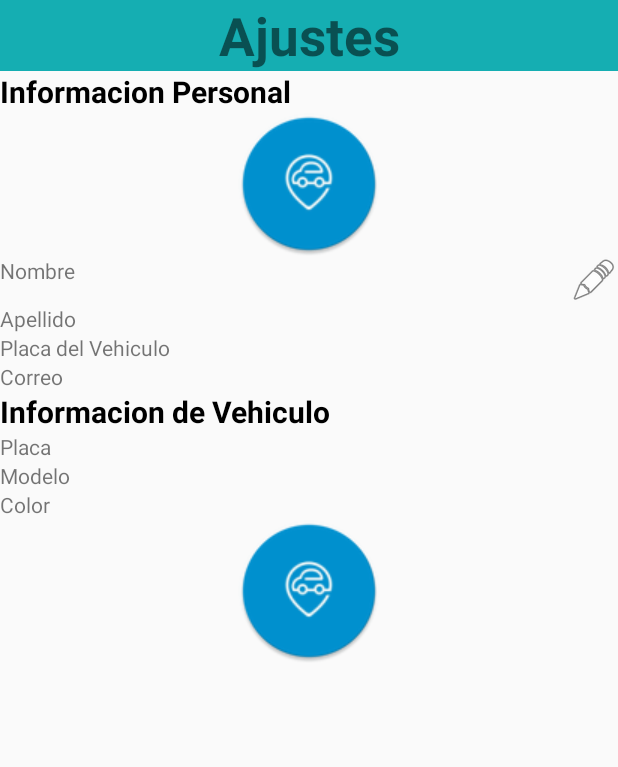
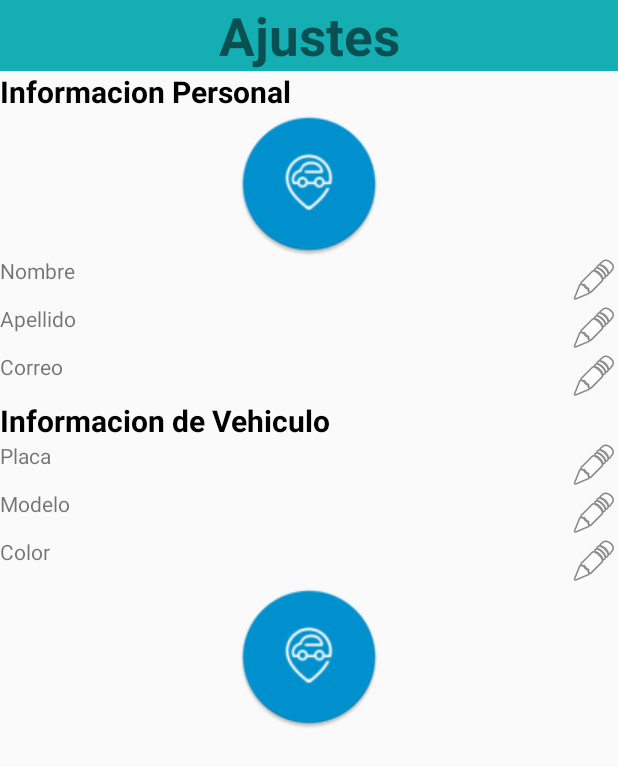
Before and after one commit to josecaros/CopCar, an Android app: the AjustesUsuario screen opened directly, with no data from a screen before it, on a phone screen of 412 x 824 dp. Shown: the top 767 px of the screen. Run offline under Robolectric (Android 15) with nearby library versions, the phone set to English and light mode, and no system bars.

Commit message:
Nueva vista añadida

```diff
--- a/app/src/main/res/layout/activity_ajustes_usuario.xml
+++ b/app/src/main/res/layout/activity_ajustes_usuario.xml
@@ -18,8 +18,13 @@
         android:textSize="35dp"
         android:background="@color/main_top"
         />
-
-
+    <ScrollView
+        android:layout_width="match_parent"
+        android:layout_height="match_parent">
+        <LinearLayout
+            android:layout_width="match_parent"
+            android:layout_height="match_parent"
+            android:orientation="vertical">
             <TextView
                 android:id="@+id/textView7"
                 android:layout_width="match_parent"
@@ -45,19 +50,15 @@
                 android:id="@+id/textView3"
                 android:layout_width="match_parent"
                 android:layout_height="wrap_content"
-        android:text="Apellido" />
-
-    <TextView
-        android:id="@+id/textView4"
-        android:layout_width="match_parent"
-        android:layout_height="wrap_content"
-        android:text="Placa del Vehiculo" />
+                android:text="Apellido"
+                android:drawableRight="@android:drawable/ic_menu_edit"/>
 
             <TextView
                 android:id="@+id/textView5"
                 android:layout_width="match_parent"
                 android:layout_height="wrap_content"
-        android:text="Correo" />
+                android:text="Correo"
+                android:drawableRight="@android:drawable/ic_menu_edit"/>
 
             <TextView
                 android:id="@+id/textView6"
@@ -66,25 +67,29 @@
                 android:text="Informacion de Vehiculo"
                 android:textColor="@color/black"
                 android:textStyle="bold"
-        android:textSize="20dp"/>
+                android:textSize="20dp"
+                />
 
             <TextView
                 android:id="@+id/textView8"
                 android:layout_width="match_parent"
                 android:layout_height="wrap_content"
-        android:text="Placa" />
+                android:text="Placa"
+                android:drawableRight="@android:drawable/ic_menu_edit"/>
 
             <TextView
                 android:id="@+id/textView9"
                 android:layout_width="match_parent"
                 android:layout_height="wrap_content"
-        android:text="Modelo" />
+                android:text="Modelo"
+                android:drawableRight="@android:drawable/ic_menu_edit"/>
 
             <TextView
                 android:id="@+id/textView10"
                 android:layout_width="match_parent"
                 android:layout_height="wrap_content"
-        android:text="Color" />
+                android:text="Color"
+                android:drawableRight="@android:drawable/ic_menu_edit"/>
 
             <ImageView
                 android:id="@+id/imageView2"
@@ -92,5 +97,9 @@
                 android:layout_height="wrap_content"
                 android:src="@drawable/logo3" />
 
+        </LinearLayout>
+    </ScrollView>
+
+
 
 </LinearLayout>
```
Lines whose indentation alone changed are shown as unchanged.
